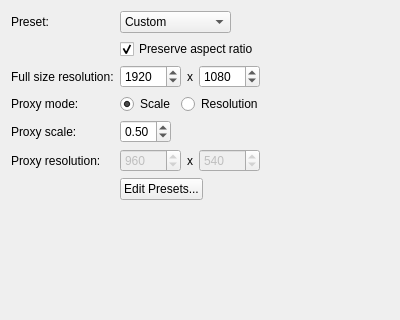
First picture: the form in core/tools/icAdmin/settings_resolution_ui.ui, repository mjbonnington/icarus-gps, before the edit.
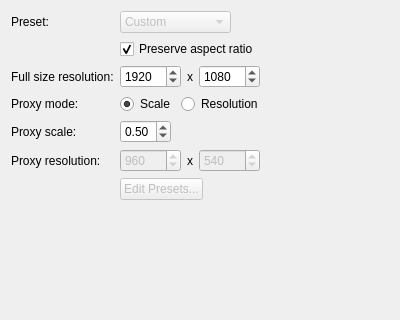
Second picture: the form after the edit.

Commit message: Tidied up some code relating to job and shot settings data.

Diff of the .ui file:
```diff
--- a/core/tools/icAdmin/settings_resolution_ui.ui
+++ b/core/tools/icAdmin/settings_resolution_ui.ui
@@ -29,6 +29,9 @@
    </item>
    <item row="0" column="1">
     <widget class="QComboBox" name="resPreset_comboBox">
+     <property name="enabled">
+      <bool>false</bool>
+     </property>
      <item>
       <property name="text">
        <string>Custom</string>
@@ -241,6 +244,9 @@
    </item>
    <item row="10" column="1">
     <widget class="QPushButton" name="resPrest_pushButton">
+     <property name="enabled">
+      <bool>false</bool>
+     </property>
      <property name="text">
       <string>Edit Presets...</string>
      </property>
```
The commit also changes 9 other files.
